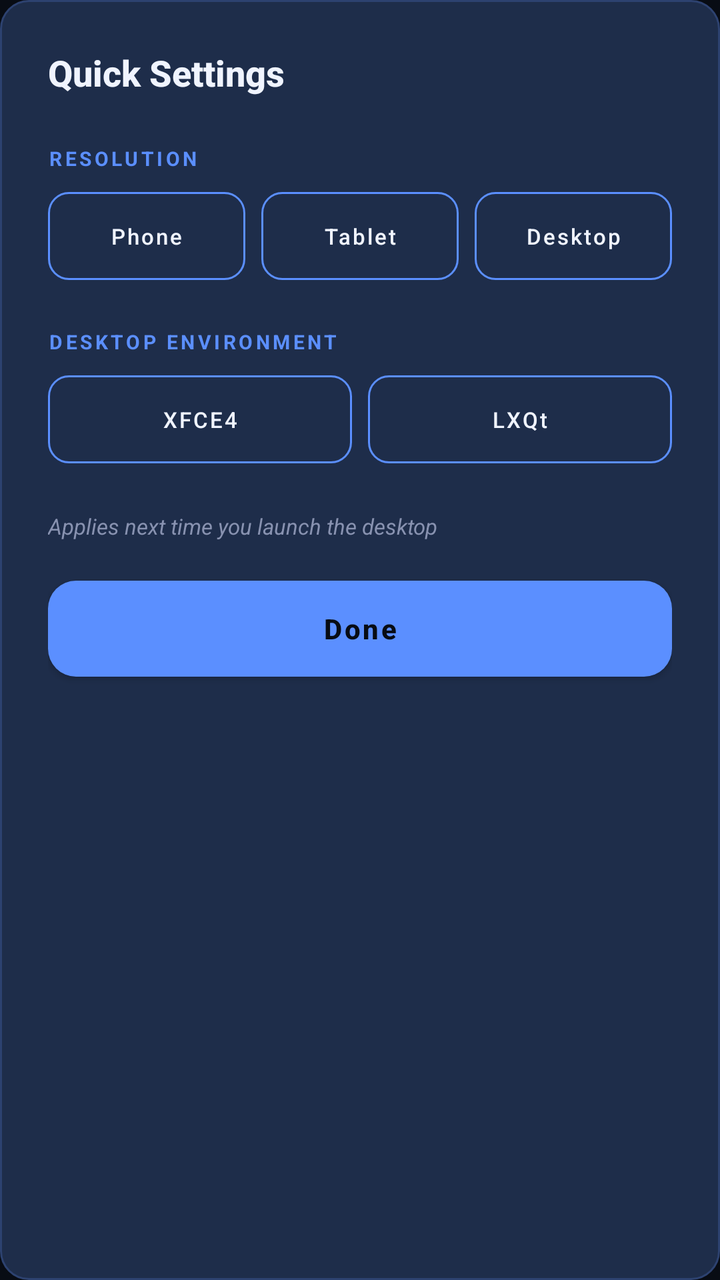
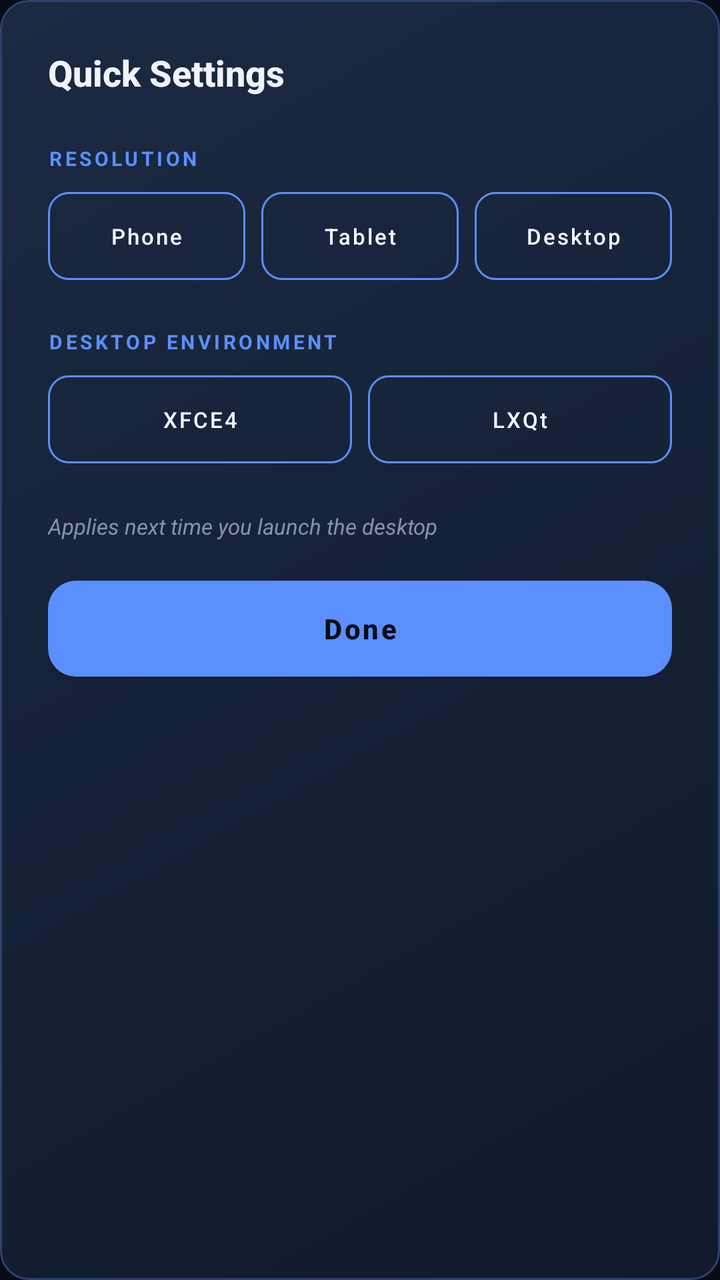

Screens rendered from an Android XML layout before and after an edit, with the pre-edit source and the edit as a unified diff.
<!-- AndroidManifest.xml: application theme Theme.EZBox -->
<!-- res/layout/dialog_quick_settings.xml -->
<?xml version="1.0" encoding="utf-8"?>
<LinearLayout xmlns:android="http://schemas.android.com/apk/res/android"
    android:layout_width="match_parent"
    android:layout_height="wrap_content"
    android:orientation="vertical"
    android:background="@drawable/card_glow_bg"
    android:padding="24dp">

    <TextView
        android:layout_width="wrap_content"
        android:layout_height="wrap_content"
        android:text="Quick Settings"
        android:textColor="@color/ezos_text_primary"
        android:textSize="18sp"
        android:textStyle="bold"
        android:fontFamily="sans-serif-medium"
        android:layout_marginBottom="24dp" />

    <TextView
        android:layout_width="wrap_content"
        android:layout_height="wrap_content"
        android:text="RESOLUTION"
        android:textColor="@color/ezos_accent"
        android:textSize="10sp"
        android:textStyle="bold"
        android:letterSpacing="0.15"
        android:layout_marginBottom="10dp" />

    <LinearLayout
        android:layout_width="match_parent"
        android:layout_height="wrap_content"
        android:orientation="horizontal"
        android:weightSum="3"
        android:layout_marginBottom="24dp">

        <Button
            android:id="@+id/btnResPhone"
            android:layout_width="0dp"
            android:layout_height="44dp"
            android:layout_weight="1"
            android:layout_marginEnd="4dp"
            android:text="Phone"
            android:textSize="11sp"
            android:textAllCaps="false"
            android:textColor="@color/ezos_text_primary"
            android:background="@drawable/stepper_btn_bg" />

        <Button
            android:id="@+id/btnResTablet"
            android:layout_width="0dp"
            android:layout_height="44dp"
            android:layout_weight="1"
            android:layout_marginStart="4dp"
            android:layout_marginEnd="4dp"
            android:text="Tablet"
            android:textSize="11sp"
            android:textAllCaps="false"
            android:textColor="@color/ezos_text_primary"
            android:background="@drawable/stepper_btn_bg" />

        <Button
            android:id="@+id/btnResDesktop"
            android:layout_width="0dp"
            android:layout_height="44dp"
            android:layout_weight="1"
            android:layout_marginStart="4dp"
            android:text="Desktop"
            android:textSize="11sp"
            android:textAllCaps="false"
            android:textColor="@color/ezos_text_primary"
            android:background="@drawable/stepper_btn_bg" />

    </LinearLayout>

    <TextView
        android:layout_width="wrap_content"
        android:layout_height="wrap_content"
        android:text="DESKTOP ENVIRONMENT"
        android:textColor="@color/ezos_accent"
        android:textSize="10sp"
        android:textStyle="bold"
        android:letterSpacing="0.15"
        android:layout_marginBottom="10dp" />

    <LinearLayout
        android:layout_width="match_parent"
        android:layout_height="wrap_content"
        android:orientation="horizontal"
        android:weightSum="2"
        android:layout_marginBottom="24dp">

        <Button
            android:id="@+id/btnDeXfce"
            android:layout_width="0dp"
            android:layout_height="44dp"
            android:layout_weight="1"
            android:layout_marginEnd="4dp"
            android:text="XFCE4"
            android:textSize="11sp"
            android:textAllCaps="false"
            android:textColor="@color/ezos_text_primary"
            android:background="@drawable/stepper_btn_bg" />

        <Button
            android:id="@+id/btnDeLxqt"
            android:layout_width="0dp"
            android:layout_height="44dp"
            android:layout_weight="1"
            android:layout_marginStart="4dp"
            android:text="LXQt"
            android:textSize="11sp"
            android:textAllCaps="false"
            android:textColor="@color/ezos_text_primary"
            android:background="@drawable/stepper_btn_bg" />

    </LinearLayout>

    <TextView
        android:layout_width="wrap_content"
        android:layout_height="wrap_content"
        android:text="Applies next time you launch the desktop"
        android:textColor="@color/ezos_text_secondary"
        android:textSize="11sp"
        android:textStyle="italic"
        android:layout_marginBottom="20dp" />

    <Button
        android:id="@+id/btnQuickSettingsDone"
        android:layout_width="match_parent"
        android:layout_height="48dp"
        android:text="Done"
        android:textColor="@color/ezos_bg_base"
        android:textStyle="bold"
        android:textAllCaps="false"
        android:background="@drawable/btn_primary_bg" />

</LinearLayout>
<!-- resources referenced by this layout -->
<resources>
  <color name="ezos_accent">#5B8FFF</color>
  <color name="ezos_bg_base">#080C14</color>
  <color name="ezos_text_primary">#F0F4FF</color>
  <color name="ezos_text_secondary">#8892B0</color>
  <!-- drawable btn_primary_bg (drawable) -->
  <?xml version="1.0" encoding="utf-8"?>
  <shape xmlns:android="http://schemas.android.com/apk/res/android">
      <gradient
          android:startColor="#5B8FFF"
          android:endColor="#8B5CF6"
          android:angle="135" />
      <corners android:radius="14dp" />
      <padding android:left="2dp" android:right="2dp" />
  </shape>
  <!-- drawable card_glow_bg (drawable) -->
  <?xml version="1.0" encoding="utf-8"?>
  <shape xmlns:android="http://schemas.android.com/apk/res/android">
      <solid android:color="#1E2D4A" />
      <corners android:radius="14dp" />
      <stroke android:width="1dp" android:color="#2D4270" />
  </shape>
  <!-- drawable stepper_btn_bg (drawable) -->
  <?xml version="1.0" encoding="utf-8"?>
  <selector xmlns:android="http://schemas.android.com/apk/res/android">
      <item android:state_selected="true">
          <shape>
              <solid android:color="@color/ezos_accent" />
              <corners android:radius="10dp" />
          </shape>
      </item>
      <item>
          <shape>
              <solid android:color="@android:color/transparent" />
              <corners android:radius="10dp" />
              <stroke android:width="1dp" android:color="@color/ezos_card_border" />
          </shape>
      </item>
  </selector>
  <style name="Theme.EZBox" parent="Theme.MaterialComponents.NoActionBar">
          <item name="android:windowBackground">@color/ezos_bg_base</item>
          <item name="colorPrimary">@color/ezos_accent_gradient_start</item>
          <item name="colorPrimaryVariant">@color/ezos_accent_gradient_end</item>
          <item name="colorOnPrimary">@color/ezos_text_primary</item>
          <item name="colorSecondary">@color/ezos_accent</item>
          <item name="colorOnSecondary">@color/ezos_text_primary</item>
          <item name="android:textColorPrimary">@color/ezos_text_primary</item>
          <item name="android:textColorSecondary">@color/ezos_text_secondary</item>
          <item name="bottomNavigationStyle">@style/EZBox.BottomNav</item>
          <item name="colorControlNormal">@color/ezos_text_secondary</item>
          <item name="colorControlActivated">@color/ezos_accent</item>
          <item name="colorControlHighlight">@color/ezos_accent</item>
          <item name="android:statusBarColor">@color/ezos_bg_base</item>
          <item name="android:navigationBarColor">@color/ezos_bg_base</item>
      </style>
  <color name="ezos_card_border">#1E2D4A</color>
  <color name="ezos_accent_gradient_start">#5B8FFF</color>
  <color name="ezos_accent_gradient_end">#8B5CF6</color>
  <style name="EZBox.BottomNav" parent="Widget.MaterialComponents.BottomNavigationView">
          <item name="itemIconTint">@color/nav_icon_tint</item>
          <item name="itemTextColor">@color/nav_icon_tint</item>
          <item name="itemRippleColor">@color/ezos_accent</item>
          <item name="android:background">@drawable/nav_pill_bg</item>
      </style>
  <!-- drawable nav_pill_bg (drawable) -->
  <?xml version="1.0" encoding="utf-8"?>
  <shape xmlns:android="http://schemas.android.com/apk/res/android">
      <solid android:color="#E61A2540" />
      <corners android:radius="32dp" />
      <stroke android:width="1dp" android:color="@color/ezos_card_border" />
  </shape>
</resources>

<!-- the commit's change to res/layout/dialog_quick_settings.xml (unified diff, before → after) -->
@@ -3,7 +3,7 @@
     android:layout_width="match_parent"
     android:layout_height="wrap_content"
     android:orientation="vertical"
-    android:background="@drawable/card_glow_bg"
+    android:background="@drawable/ez_card"
     android:padding="24dp">
 
     <TextView
<!-- resource entries referenced after the edit -->
@@ -14,10 +14,13 @@
       <corners android:radius="14dp" />
       <padding android:left="2dp" android:right="2dp" />
   </shape>
-  <!-- drawable card_glow_bg (drawable) -->
+  <!-- drawable ez_card (drawable) -->
   <?xml version="1.0" encoding="utf-8"?>
   <shape xmlns:android="http://schemas.android.com/apk/res/android">
-      <solid android:color="#1E2D4A" />
+      <gradient
+          android:angle="315"
+          android:startColor="#1B2942"
+          android:endColor="#111A2C" />
       <corners android:radius="14dp" />
       <stroke android:width="1dp" android:color="#2D4270" />
   </shape>
